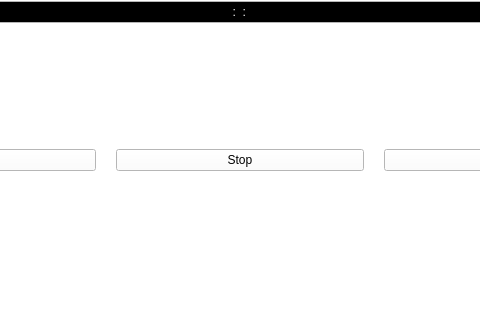
The window that stimer.ui (SlavikTraktor/justTimer) describes before a commit, drawn with Qt 5; both pictures show x 160 to 640 and y 277 to 600 of the 800 by 600 pixel window.
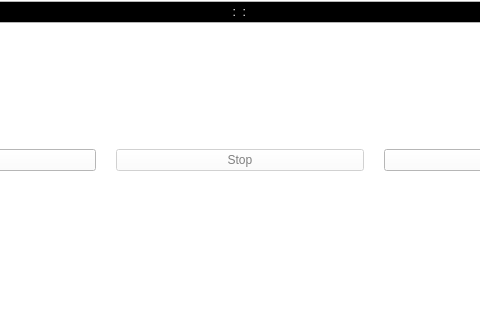
The same window after the commit.

Commit message: Added stop button functional :\

```diff
--- a/stimer.ui
+++ b/stimer.ui
@@ -1884,6 +1884,9 @@
       </item>
       <item>
        <widget class="QPushButton" name="pushButton_2">
+        <property name="enabled">
+         <bool>false</bool>
+        </property>
         <property name="text">
          <string>Stop</string>
         </property>
```
The commit also changes 2 other files.
